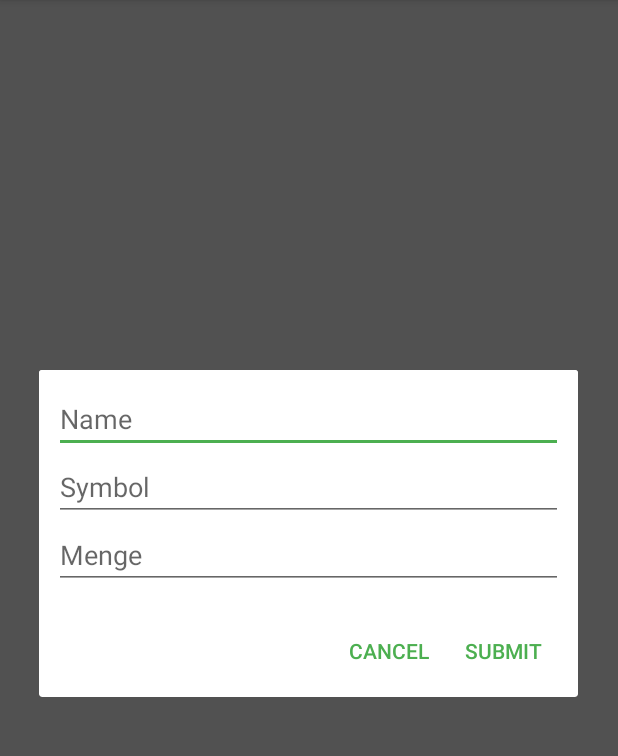
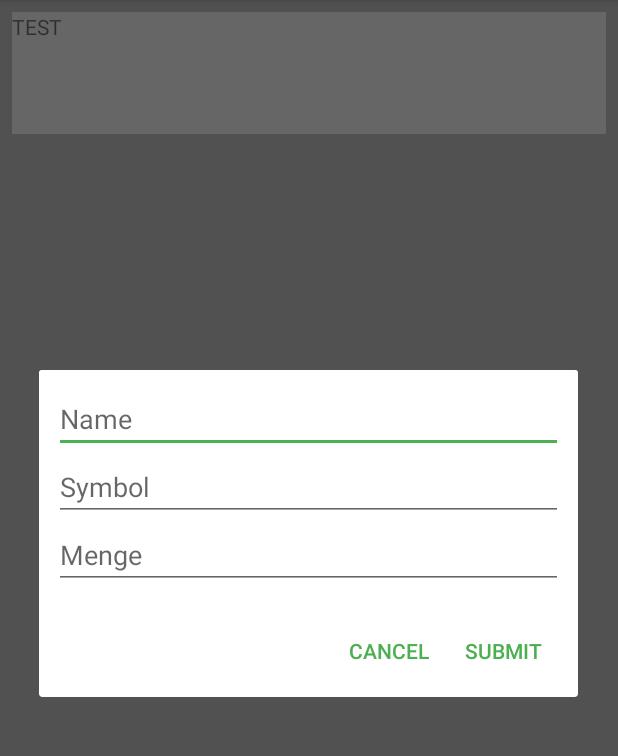
Before and after one commit to Tobias-Scholz/Portfolio_Alert, an Android app: the screen it shows after launch (MainActivity), after a tap on "Add", on a phone screen of 412 x 824 dp, the part 84-840 px from its top. Run offline under Robolectric (Android 15) with nearby library versions, the phone set to English and light mode, and no system bars; our stand-ins replace Room's generated code.

```diff
--- a/app/src/main/res/drawable/item_background_green.xml
+++ b/app/src/main/res/drawable/item_background_green.xml
@@ -13,7 +13,7 @@
     </item>
     <item android:top="9px">
         <shape>
-            <solid android:color="#FFE7E7E8" />
+            <solid android:color="#FFFFFF" />
             <corners android:bottomRightRadius="0dp" android:bottomLeftRadius="0dp"
                      android:topLeftRadius="0dp" android:topRightRadius="0dp"/>
         </shape>
--- a/app/src/main/res/drawable/item_background_grey.xml
+++ b/app/src/main/res/drawable/item_background_grey.xml
@@ -9,7 +9,7 @@
     </item>
     <item android:top="9px">
         <shape>
-            <solid android:color="#FFE7E7E8" />
+            <solid android:color="#FFFFFF" />
             <corners android:bottomRightRadius="0dp" android:bottomLeftRadius="0dp"
                      android:topLeftRadius="0dp" android:topRightRadius="0dp"/>
         </shape>
--- a/app/src/main/res/drawable/item_background_red.xml
+++ b/app/src/main/res/drawable/item_background_red.xml
@@ -13,7 +13,7 @@
     </item>
     <item android:top="9px">
         <shape>
-            <solid android:color="#FFE7E7E8" />
+            <solid android:color="#FFFFFF" />
             <corners android:bottomRightRadius="0dp" android:bottomLeftRadius="0dp"
                      android:topLeftRadius="0dp" android:topRightRadius="0dp"/>
         </shape>
--- a/app/src/main/res/layout/activity_main.xml
+++ b/app/src/main/res/layout/activity_main.xml
@@ -12,6 +12,17 @@
             layout="@layout/toolbar"
             android:id="@+id/my_toolbar"/>
 
+    <LinearLayout android:layout_width="fill_parent" android:layout_height="81dp" android:id="@+id/linearLayout"
+                  app:layout_constraintTop_toBottomOf="@+id/my_toolbar"
+                  app:layout_constraintEnd_toEndOf="parent"
+                  app:layout_constraintStart_toStartOf="parent"
+                  android:background="#FFFFFF"
+                  app:layout_constraintBottom_toTopOf="@+id/rv_stock_list" android:layout_marginStart="8dp"
+                  android:layout_marginEnd="8dp" android:layout_marginTop="8dp" android:layout_marginBottom="8dp"
+    >
+        <TextView android:layout_width="wrap_content" android:layout_height="wrap_content" android:text="TEST"/>
+    </LinearLayout>
+
     <androidx.recyclerview.widget.RecyclerView
             android:id="@+id/rv_stock_list"
             android:layout_width="0dp"
@@ -23,6 +34,6 @@
             android:layout_marginBottom="8dp"
             app:layout_constraintBottom_toBottomOf="parent"
             tools:listitem="@layout/stock_list_item"
-            app:layout_constraintTop_toBottomOf="@+id/my_toolbar" android:layout_marginTop="8dp"/>
+            app:layout_constraintTop_toBottomOf="@+id/linearLayout"/>
 
 </androidx.constraintlayout.widget.ConstraintLayout>
```
